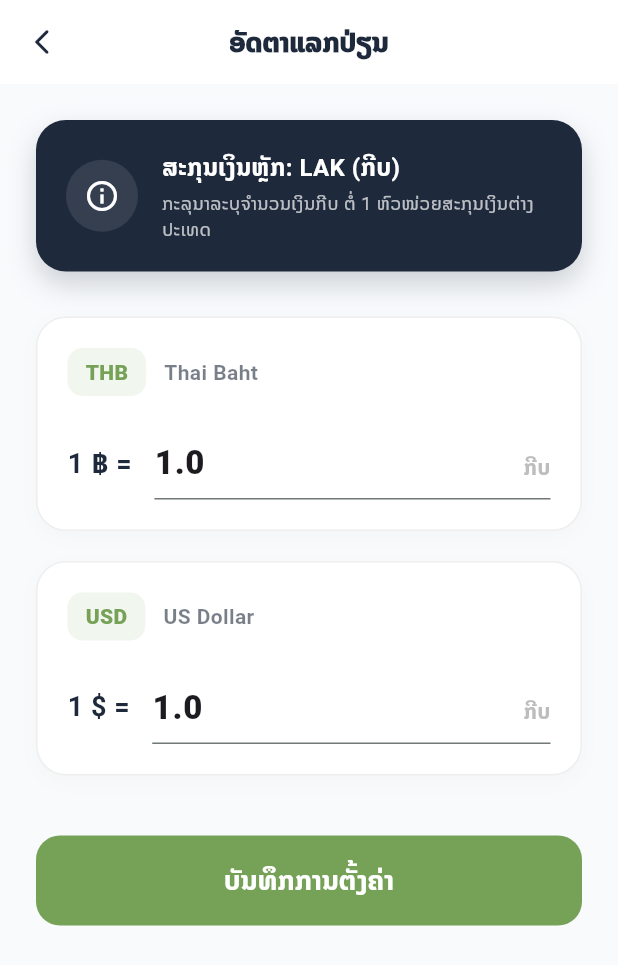
After one commit to freelix-dev/ipos-app, a Flutter app: the ExchangeRateScreen screen opened directly, on a phone screen of 412 x 824 dp. The commit adds this screen. Shown: the top 965 px of the screen. Run offline on Flutter 3.47's test engine with Material 3 defaults, Android fonts, the phone set to English and light mode, and no system bars; our stand-ins replace google_fonts, shared_preferences, sqflite; missing offline and left inert: sunmi_printer_plus; accounts and stored records are empty.

Commit message:
feat: implement multi-tenant exchange rate support and create management UI

```diff
--- /dev/null
+++ b/lib/exchange_rate_screen.dart
@@ -0,0 +1,269 @@
+import 'package:flutter/material.dart';
+import 'package:ipos/database_helper.dart';
+
+class ExchangeRateScreen extends StatefulWidget {
+  const ExchangeRateScreen({super.key});
+
+  @override
+  State<ExchangeRateScreen> createState() => _ExchangeRateScreenState();
+}
+
+class _ExchangeRateScreenState extends State<ExchangeRateScreen> {
+  final Color primaryGreen = const Color(0xFF76A258);
+  final Color darkSlate = const Color(0xFF1E293B);
+
+  final Map<String, TextEditingController> _controllers = {};
+  bool _isLoading = true;
+  Map<String, double> _currentRates = {'LAK': 1.0, 'THB': 1.0, 'USD': 1.0};
+
+  @override
+  void initState() {
+    super.initState();
+    _loadRates();
+  }
+
+  Future<void> _loadRates() async {
+    final rates = await DatabaseHelper().getExchangeRates();
+    setState(() {
+      if (rates.isNotEmpty) {
+        _currentRates = rates;
+      }
+      _currentRates.forEach((key, value) {
+        _controllers[key] = TextEditingController(text: value.toString());
+      });
+      _isLoading = false;
+    });
+  }
+
+  @override
+  void dispose() {
+    _controllers.values.forEach((c) => c.dispose());
+    super.dispose();
+  }
+
+  Future<void> _saveRates() async {
+    Map<String, double> newRates = {};
+    _controllers.forEach((key, controller) {
+      newRates[key] = double.tryParse(controller.text) ?? 1.0;
+    });
+
+    await DatabaseHelper().updateExchangeRates(newRates);
+
+    if (mounted) {
+      ScaffoldMessenger.of(context).showSnackBar(
+        const SnackBar(
+          content: Text('ບັນທຶກອັດຕາແລກປ່ຽນສຳເລັດແລ້ວ'),
+          backgroundColor: Colors.green,
+        ),
+      );
+      Navigator.pop(context);
+    }
+  }
+
+  @override
+  Widget build(BuildContext context) {
+    return Scaffold(
+      backgroundColor: const Color(0xFFF8FAFC),
+      appBar: AppBar(
+        backgroundColor: Colors.white,
+        elevation: 0,
+        centerTitle: true,
+        title: Text(
+          'ອັດຕາແລກປ່ຽນ',
+          style: TextStyle(
+            color: darkSlate,
+            fontWeight: FontWeight.w900,
+            fontSize: 18,
+          ),
+        ),
+        leading: IconButton(
+          icon: Icon(Icons.arrow_back_ios_new_rounded, color: darkSlate, size: 20),
+          onPressed: () => Navigator.pop(context),
+        ),
+      ),
+      body: _isLoading
+          ? const Center(child: CircularProgressIndicator())
+          : SingleChildScrollView(
+              padding: const EdgeInsets.all(24.0),
+              child: Column(
+                crossAxisAlignment: CrossAxisAlignment.start,
+                children: [
+                  _buildHeaderInfo(),
+                  const SizedBox(height: 30),
+                  _buildRateInput('THB', 'Thai Baht', '฿'),
+                  const SizedBox(height: 20),
+                  _buildRateInput('USD', 'US Dollar', '\$'),
+                  const SizedBox(height: 40),
+                  _buildSaveButton(),
+                ],
+              ),
+            ),
+    );
+  }
+
+  Widget _buildHeaderInfo() {
+    return Container(
+      padding: const EdgeInsets.all(20),
+      decoration: BoxDecoration(
+        color: darkSlate,
+        borderRadius: BorderRadius.circular(20),
+        boxShadow: [
+          BoxShadow(
+            color: darkSlate.withOpacity(0.2),
+            blurRadius: 15,
+            offset: const Offset(0, 8),
+          ),
+        ],
+      ),
+      child: Row(
+        children: [
+          Container(
+            padding: const EdgeInsets.all(12),
+            decoration: BoxDecoration(
+              color: Colors.white.withOpacity(0.1),
+              shape: BoxShape.circle,
+            ),
+            child: const Icon(Icons.info_outline, color: Colors.white),
+          ),
+          const SizedBox(width: 16),
+          const Expanded(
+            child: Column(
+              crossAxisAlignment: CrossAxisAlignment.start,
+              children: [
+                Text(
+                  'ສະກຸນເງິນຫຼັກ: LAK (ກີບ)',
+                  style: TextStyle(
+                    color: Colors.white,
+                    fontWeight: FontWeight.bold,
+                    fontSize: 16,
+                  ),
+                ),
+                SizedBox(height: 4),
+                Text(
+                  'ກະລຸນາລະບຸຈຳນວນເງິນກີບ ຕໍ່ 1 ຫົວໜ່ວຍສະກຸນເງິນຕ່າງປະເທດ',
+                  style: TextStyle(
+                    color: Colors.white70,
+                    fontSize: 12,
+                  ),
+                ),
+              ],
+            ),
+          ),
+        ],
+      ),
+    );
+  }
+
+  Widget _buildRateInput(String code, String name, String symbol) {
+    return Container(
+      padding: const EdgeInsets.all(20),
+      decoration: BoxDecoration(
+        color: Colors.white,
+        borderRadius: BorderRadius.circular(20),
+        border: Border.all(color: Colors.grey.shade200),
+        boxShadow: [
+          BoxShadow(
+            color: Colors.black.withOpacity(0.02),
+            blurRadius: 10,
+            offset: const Offset(0, 4),
+          ),
+        ],
+      ),
+      child: Column(
+        crossAxisAlignment: CrossAxisAlignment.start,
+        children: [
+          Row(
+            children: [
+              Container(
+                padding: const EdgeInsets.symmetric(horizontal: 12, vertical: 6),
+                decoration: BoxDecoration(
+                  color: primaryGreen.withOpacity(0.1),
+                  borderRadius: BorderRadius.circular(10),
+                ),
+                child: Text(
+                  code,
+                  style: TextStyle(
+                    color: primaryGreen,
+                    fontWeight: FontWeight.w900,
+                    fontSize: 14,
+                  ),
+                ),
+              ),
+              const SizedBox(width: 12),
+              Text(
+                name,
+                style: TextStyle(
+                  color: darkSlate.withOpacity(0.6),
+                  fontWeight: FontWeight.bold,
+                ),
+              ),
+            ],
+          ),
+          const SizedBox(height: 20),
+          Row(
+            children: [
+              Text(
+                '1 $symbol = ',
+                style: TextStyle(
+                  fontSize: 18,
+                  fontWeight: FontWeight.bold,
+                  color: darkSlate,
+                ),
+              ),
+              const SizedBox(width: 10),
+              Expanded(
+                child: TextField(
+                  controller: _controllers[code],
+                  keyboardType: const TextInputType.numberWithOptions(decimal: true),
+                  style: const TextStyle(
+                    fontSize: 22,
+                    fontWeight: FontWeight.w900,
+                  ),
+                  decoration: InputDecoration(
+                    suffixText: 'ກີບ',
+                    suffixStyle: TextStyle(
+                      color: Colors.grey.shade400,
+                      fontWeight: FontWeight.bold,
+                      fontSize: 14,
+                    ),
+                    border: UnderlineInputBorder(
+                      borderSide: BorderSide(color: Colors.grey.shade200),
+                    ),
+                    focusedBorder: UnderlineInputBorder(
+                      borderSide: BorderSide(color: primaryGreen, width: 2),
+                    ),
+                  ),
+                ),
+              ),
+            ],
+          ),
+        ],
+      ),
+    );
+  }
+
+  Widget _buildSaveButton() {
+    return SizedBox(
+      width: double.infinity,
+      height: 60,
+      child: ElevatedButton(
+        onPressed: _saveRates,
+        style: ElevatedButton.styleFrom(
+          backgroundColor: primaryGreen,
+          foregroundColor: Colors.white,
+          shape: RoundedRectangleBorder(
+            borderRadius: BorderRadius.circular(16),
+          ),
+          elevation: 0,
+        ),
+        child: const Text(
+          'ບັນທຶກການຕັ້ງຄ່າ',
+          style: TextStyle(
+            fontSize: 18,
+            fontWeight: FontWeight.bold,
+          ),
+        ),
+      ),
+    );
+  }
+}
--- a/lib/sync_screen.dart
+++ b/lib/sync_screen.dart
@@ -59,7 +59,8 @@ class _SyncScreenState extends State<SyncScreen> {
       });
 
       // 2. Sync Exchange Rates
-      final rateUrl = Uri.parse(ApiConfig.ratesUrl);
+      final shopId = prefs.getString('shop_id') ?? '';
+      final rateUrl = Uri.parse('${ApiConfig.ratesUrl}?shopId=$shopId');
       final rateRes = await http.get(
         rateUrl,
         headers: {'Authorization': 'Bearer $token'},
@@ -230,7 +231,8 @@ class _SyncScreenState extends State<SyncScreen> {
         _progress = 0.85;
       });
 
-      final rateUrl = Uri.parse(ApiConfig.ratesUrl);
+      final shopId = prefs.getString('shop_id') ?? '';
+      final rateUrl = Uri.parse('${ApiConfig.ratesUrl}?shopId=$shopId');
       final rateRes = await http.get(
         rateUrl,
         headers: {'Authorization': 'Bearer $token'},
```
Also changed, not shown: lib/main_drawer.dart (+12 -0 lines), 8 other files.
